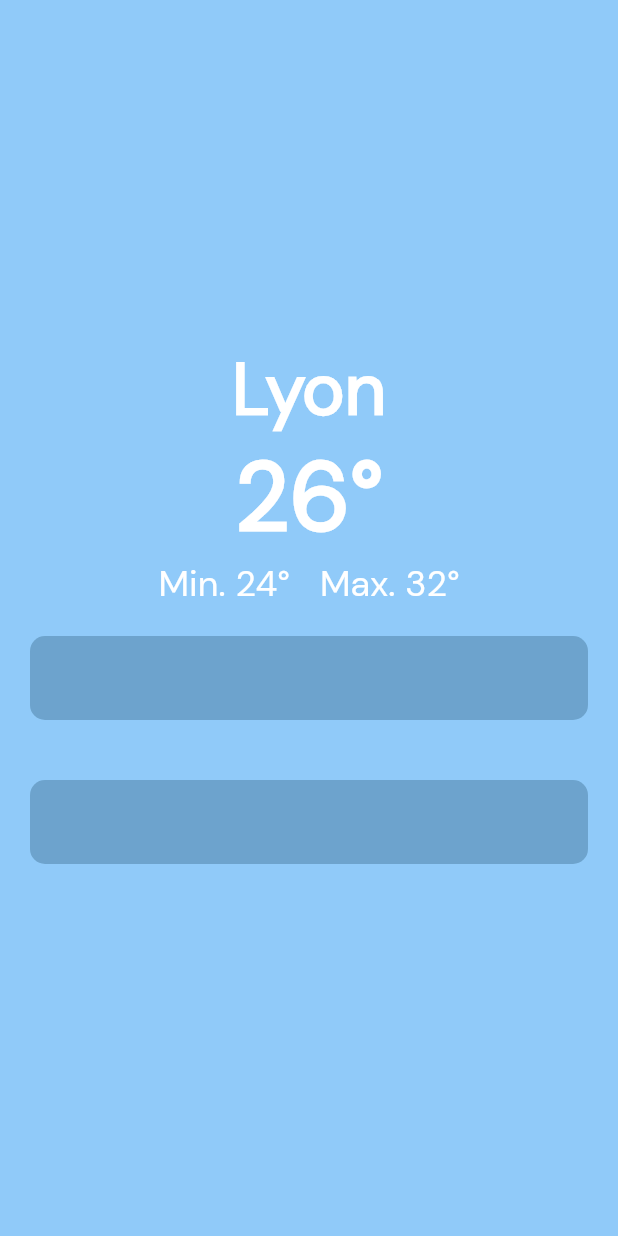
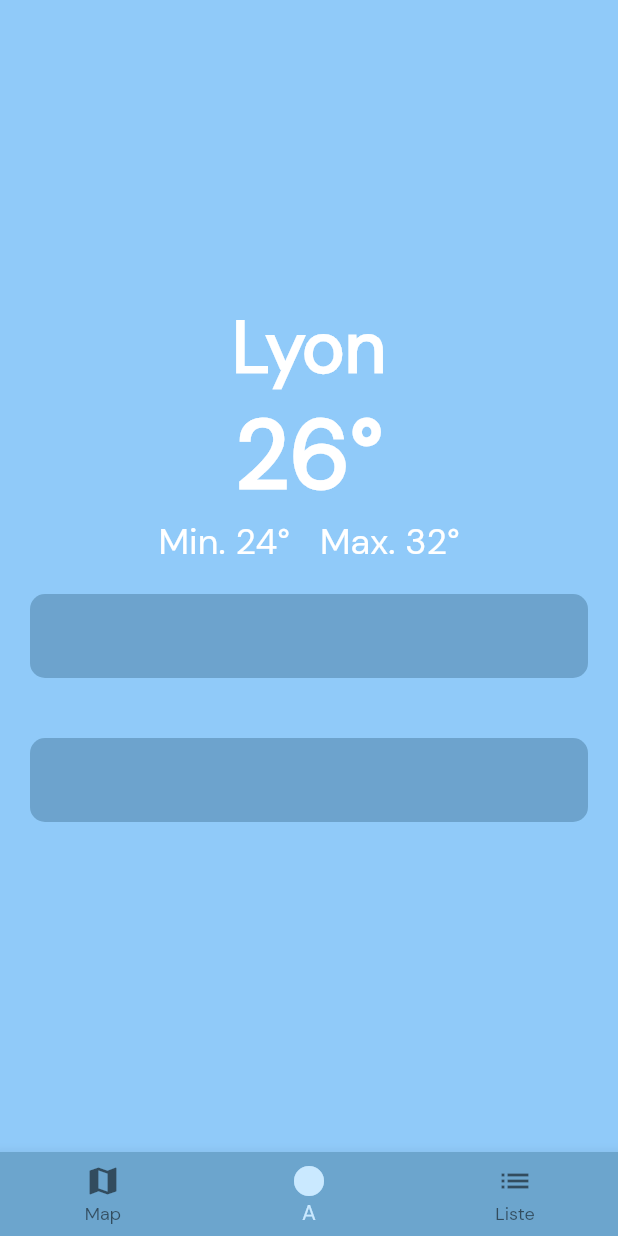
Before and after one commit to AlexisGelin/nsmeteo, a Flutter app: the screen it shows after launch, on a phone screen of 412 x 824 dp. Run offline on Flutter 3.47's test engine with Material 2 defaults, Android fonts, the phone set to English and light mode, and no system bars.

Commit message:
add second screen with routes

```diff
--- a/lib/main.dart
+++ b/lib/main.dart
@@ -13,19 +13,41 @@
   Widget build(BuildContext context) {
     return MaterialApp(
       theme: buildTheme(context),
-      home: const MyHomePage(),
+      initialRoute: '/ville',
+      routes: {
+        // When navigating to the "/" route, build the FirstScreen widget.
+        '/ville': (context) => const OneCityScreen(),
+        // When navigating to the "/second" route, build the SecondScreen widget.
+        '/menu': (context) => const SecondScreen(),
+      },
     );
   }
 }
 
-class MyHomePage extends StatefulWidget {
-  const MyHomePage({Key? key}) : super(key: key);
+///
+////// Page Une ville
+///
+
+class OneCityScreen extends StatefulWidget {
+  const OneCityScreen({Key? key}) : super(key: key);
 
   @override
-  State<MyHomePage> createState() => _MyHomePageState();
+  State<OneCityScreen> createState() => _OneCityScreenState();
 }
 
-class _MyHomePageState extends State<MyHomePage> {
+class _OneCityScreenState extends State<OneCityScreen> {
+  int _selectedIndex = 1;
+
+  void _onItemTapped(int index) {
+    setState(() {
+      _selectedIndex = index;
+      if (_selectedIndex == 2) {
+        _selectedIndex = 1;
+        Navigator.pushNamed(context, '/menu');
+      }
+    });
+  }
+
   @override
   Widget build(BuildContext context) {
     return Scaffold(
@@ -89,7 +111,103 @@
                 ),
                 child: ListTile(),
               ),
-            )
+            ),
+
+            ///
+            //////////////////////// Bottom navbar
+            ///
+          ],
+        ),
+      ),
+      bottomNavigationBar: Container(
+        decoration: BoxDecoration(
+          color: Theme.of(context).colorScheme.tertiary,
+          boxShadow: const [
+            BoxShadow(
+              color: Colors.black,
+            ),
+          ],
+        ),
+        child: BottomNavigationBar(
+          items: const <BottomNavigationBarItem>[
+            BottomNavigationBarItem(icon: Icon(Icons.map), label: 'Map'),
+            BottomNavigationBarItem(icon: Icon(Icons.circle), label: 'A'),
+            BottomNavigationBarItem(icon: Icon(Icons.list), label: 'Liste'),
+          ],
+          backgroundColor: Theme.of(context).colorScheme.primaryContainer,
+          currentIndex: _selectedIndex,
+          selectedItemColor: Theme.of(context).colorScheme.tertiary,
+          onTap: _onItemTapped,
+        ),
+      ),
+    );
+  }
+}
+
+///
+////// Page Une ville
+///
+
+class SecondScreen extends StatelessWidget {
+  const SecondScreen({Key? key}) : super(key: key);
+
+  @override
+  Widget build(BuildContext context) {
+    return Scaffold(
+      appBar: AppBar(
+        backgroundColor: Theme.of(context).colorScheme.secondary,
+        elevation: 0,
+      ),
+      backgroundColor: Theme.of(context).colorScheme.secondary,
+      body: Center(
+        child: Column(
+          mainAxisAlignment: MainAxisAlignment.center,
+          children: <Widget>[
+            ///
+            //////////////////////// Header
+            ///
+
+            ///
+            ////// Title
+            ///
+            BlockSmall(),
+
+
+            Text("NSMétéo", style: Theme.of(context).textTheme.titleMedium),
+
+            ///
+            ////// SearchBar
+            ///
+            Padding(
+              padding: const EdgeInsets.all(20),
+              child: TextField(
+                style: Theme.of(context).textTheme.labelSmall,
+                decoration: InputDecoration(
+                    border: OutlineInputBorder(),
+                    enabledBorder: OutlineInputBorder(
+                        borderSide: BorderSide(
+                            color: Theme.of(context).colorScheme.onTertiary)),
+                    labelText: 'Rechercher une ville',
+                    labelStyle: Theme.of(context).textTheme.labelSmall),
+              ),
+            ),
+
+            ///
+            ////// Liste des villes
+            ///
+
+            ElevatedButton(
+              onPressed: () {
+                Navigator.pushNamed(context, '/ville');
+              },
+              child: const Icon(Icons.search),
+            ),
+
+            ///
+            ////// Liste des villes
+            ///
+
+            ListTile(),
           ],
         ),
       ),
--- a/lib/utils/appTheme.dart
+++ b/lib/utils/appTheme.dart
@@ -10,6 +10,7 @@ const secondaryColor = Color.fromRGBO(27, 73, 101, 1);
 const thirdColor = Color.fromRGBO(202, 233, 255, 1);
 
 const backgroundTransparent = Color.fromRGBO(27, 73, 101, 0.3);
+const navbarColor = Color.fromRGBO(108, 165, 205, 1);
 
 ThemeData buildTheme(BuildContext context) {
   return ThemeData(
@@ -22,7 +23,8 @@ ThemeData buildTheme(BuildContext context) {
         secondaryContainer: backgroundTransparent,
         tertiary: thirdColor,
         onPrimary: normalTextColor,
-        onTertiary: placeholderColor),
+        onTertiary: placeholderColor,
+        primaryContainer: navbarColor),
     textTheme: Theme.of(context).textTheme.copyWith(
           titleLarge: TextStyle(
               fontSize: 64,
--- a/lib/widgets/Block.dart
+++ b/lib/widgets/Block.dart
@@ -7,6 +7,6 @@ class BlockSmall extends StatelessWidget {
 
   @override
   Widget build(BuildContext context) {
-    return const SizedBox(width: 20.0);
+    return const SizedBox(width: 20.0,height: 20,);
   }
 }
```
